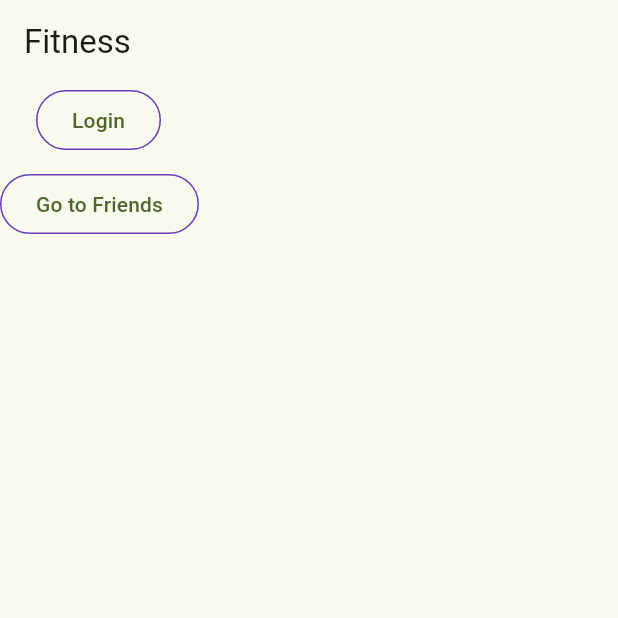
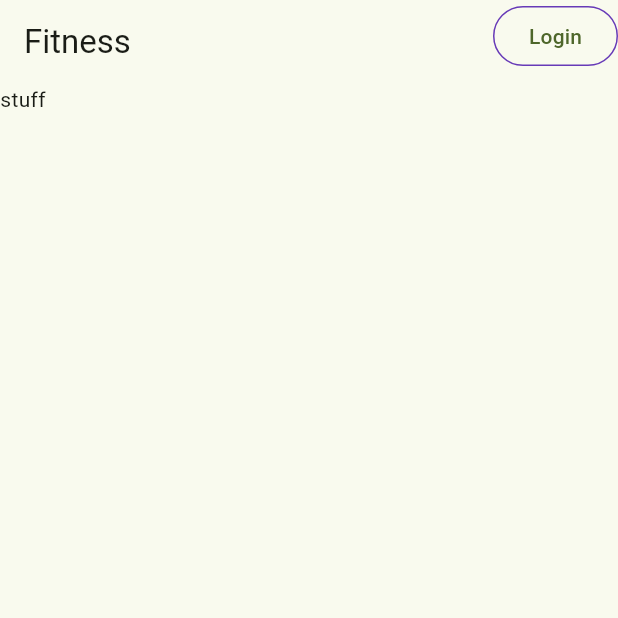
Before and after one commit to elliotallen1/calorie-tracker-plus-plus, a Flutter app: the screen it shows after launch, on a phone screen of 412 x 824 dp, the top half of it. Run offline on Flutter 3.47's test engine with Material 3 defaults, Android fonts, the phone set to English and light mode, and no system bars; our stand-ins replace firebase_auth, firebase_core, go_router, google_fonts; missing offline and left inert: firebase_ui_auth; accounts and stored records are empty.

Commit message:
adjusted fitness page

```diff
--- a/calorietrackerplusplus/lib/pages/fitness_page.dart
+++ b/calorietrackerplusplus/lib/pages/fitness_page.dart
@@ -17,8 +17,7 @@ class FitnessPage extends StatelessWidget {
   @override
   Widget build(BuildContext context) {
     return Scaffold(
-      appBar: AppBar(title: const Text('Fitness'), ),
-      body: ListView(children: <Widget>[
+      appBar: AppBar(title: const Text('Fitness'), actions: <Widget>[
         Consumer<ApplicationState>(
             builder: (context, appState, _) => AuthFunc(
                 loggedIn: appState.loggedIn,
@@ -26,11 +25,14 @@ class FitnessPage extends StatelessWidget {
                   FirebaseAuth.instance.signOut();
                 }),
         ),
+      ],),
+      body: Column(children: <Widget>[
+        Expanded(child: Text("stuff")),
 
         Consumer<ApplicationState>(
         builder: (context, appState, _) => Column(
         children: [
-          if (true) ...[Row(children: <Widget>[
+          if (appState.loggedIn) ...[Row(children: <Widget>[
 
             StyledButton(
               onPressed: () => context.push('/friends'),
```
